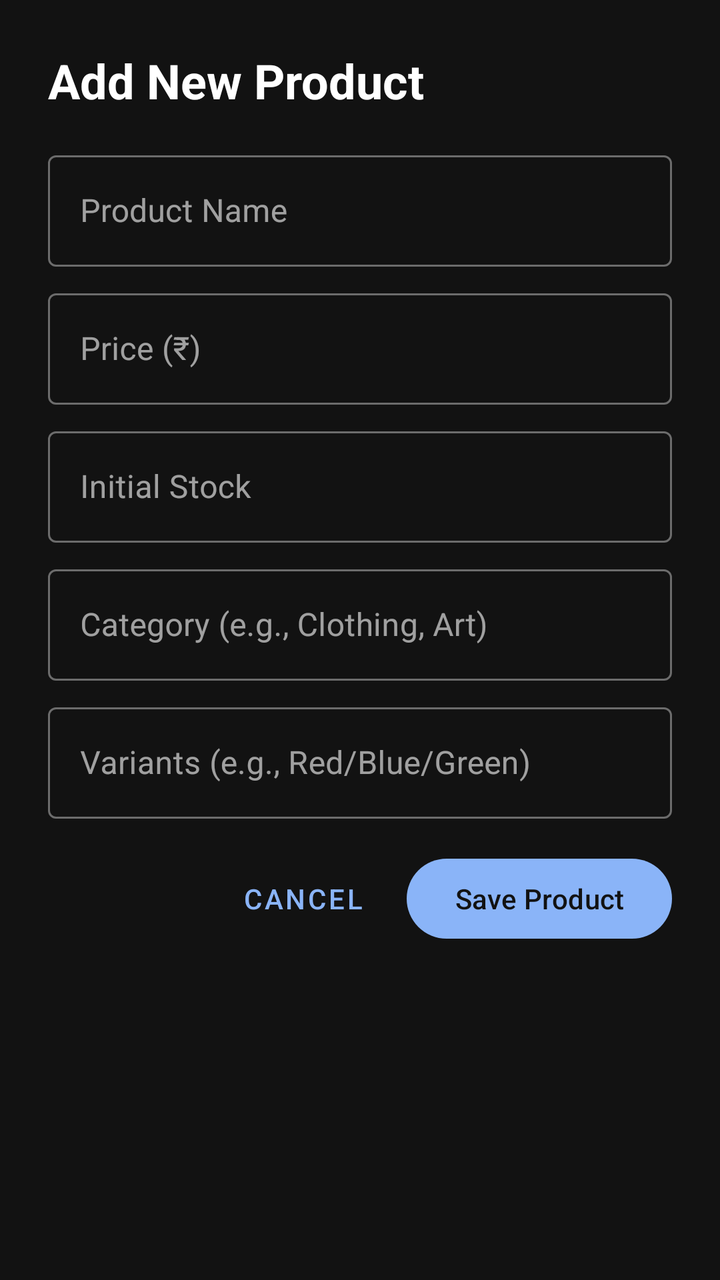
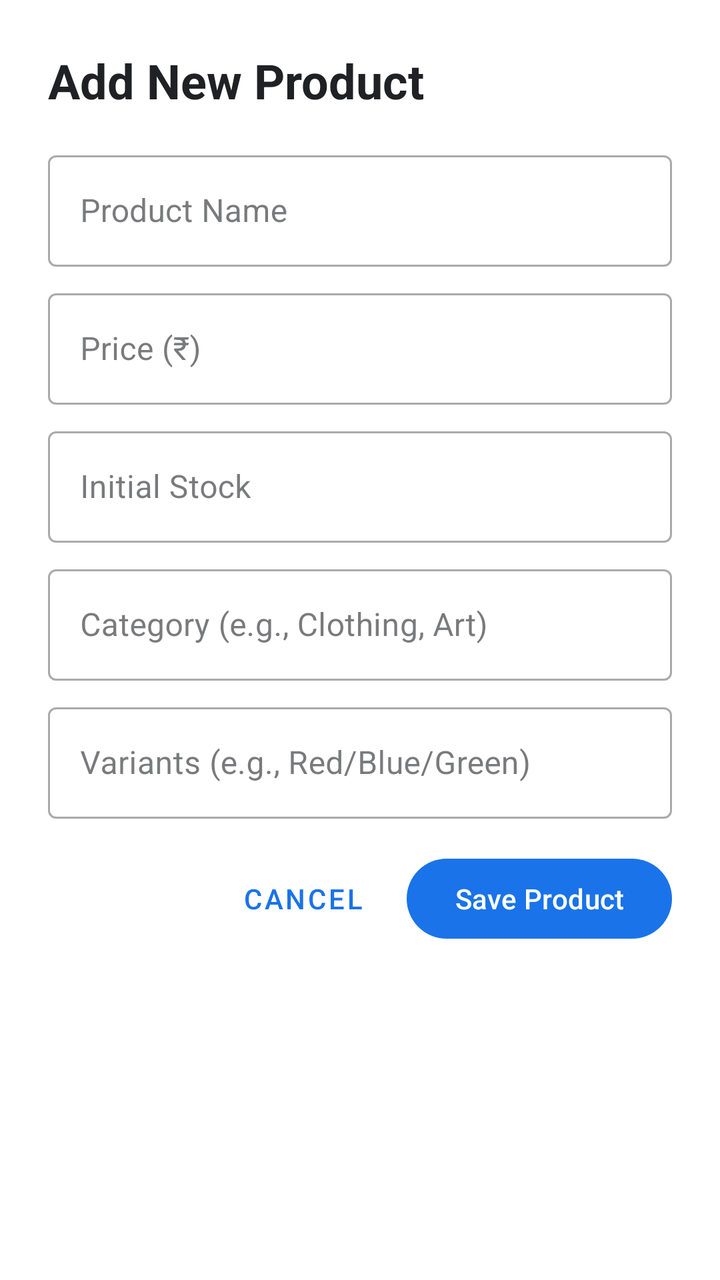

Compare the two renders of this Android layout. The source of the first and the diff that turns it into the second are given below.
<!-- AndroidManifest.xml: application theme Theme.HastaKalaShop -->
<!-- res/layout/dialog_add_product.xml -->
<?xml version="1.0" encoding="utf-8"?>
<ScrollView xmlns:android="http://schemas.android.com/apk/res/android"
    xmlns:app="http://schemas.android.com/apk/res-auto"
    android:layout_width="match_parent"
    android:layout_height="wrap_content">

    <LinearLayout
        android:layout_width="match_parent"
        android:layout_height="wrap_content"
        android:orientation="vertical"
        android:padding="24dp">

        <TextView
            android:layout_width="wrap_content"
            android:layout_height="wrap_content"
            android:text="@string/add_new_product"
            android:textAppearance="?attr/textAppearanceHeadlineSmall"
            android:textColor="@color/text_primary"
            android:textStyle="bold"
            android:layout_marginBottom="16dp" />

        <com.google.android.material.textfield.TextInputLayout
            android:layout_width="match_parent"
            android:layout_height="wrap_content"
            android:hint="@string/product_name"
            android:layout_marginBottom="8dp"
            style="@style/Widget.MaterialComponents.TextInputLayout.OutlinedBox">

            <com.google.android.material.textfield.TextInputEditText
                android:id="@+id/etProductName"
                android:layout_width="match_parent"
                android:layout_height="wrap_content"
                android:inputType="textCapWords" />
        </com.google.android.material.textfield.TextInputLayout>

        <com.google.android.material.textfield.TextInputLayout
            android:layout_width="match_parent"
            android:layout_height="wrap_content"
            android:hint="@string/product_price"
            android:layout_marginBottom="8dp"
            style="@style/Widget.MaterialComponents.TextInputLayout.OutlinedBox">

            <com.google.android.material.textfield.TextInputEditText
                android:id="@+id/etProductPrice"
                android:layout_width="match_parent"
                android:layout_height="wrap_content"
                android:inputType="numberDecimal" />
        </com.google.android.material.textfield.TextInputLayout>

        <com.google.android.material.textfield.TextInputLayout
            android:layout_width="match_parent"
            android:layout_height="wrap_content"
            android:hint="@string/initial_stock"
            android:layout_marginBottom="8dp"
            style="@style/Widget.MaterialComponents.TextInputLayout.OutlinedBox">

            <com.google.android.material.textfield.TextInputEditText
                android:id="@+id/etProductStock"
                android:layout_width="match_parent"
                android:layout_height="wrap_content"
                android:inputType="number" />
        </com.google.android.material.textfield.TextInputLayout>

        <com.google.android.material.textfield.TextInputLayout
            android:layout_width="match_parent"
            android:layout_height="wrap_content"
            android:hint="@string/product_category"
            android:layout_marginBottom="8dp"
            style="@style/Widget.MaterialComponents.TextInputLayout.OutlinedBox">

            <com.google.android.material.textfield.TextInputEditText
                android:id="@+id/etProductCategory"
                android:layout_width="match_parent"
                android:layout_height="wrap_content"
                android:inputType="textCapWords" />
        </com.google.android.material.textfield.TextInputLayout>

        <com.google.android.material.textfield.TextInputLayout
            android:layout_width="match_parent"
            android:layout_height="wrap_content"
            android:hint="@string/product_variants"
            android:layout_marginBottom="16dp"
            style="@style/Widget.MaterialComponents.TextInputLayout.OutlinedBox">

            <com.google.android.material.textfield.TextInputEditText
                android:id="@+id/etProductVariants"
                android:layout_width="match_parent"
                android:layout_height="wrap_content"
                android:inputType="text" />
        </com.google.android.material.textfield.TextInputLayout>

        <LinearLayout
            android:layout_width="match_parent"
            android:layout_height="wrap_content"
            android:orientation="horizontal"
            android:gravity="end">

            <com.google.android.material.button.MaterialButton
                android:id="@+id/btnCancel"
                style="@style/Widget.MaterialComponents.Button.TextButton"
                android:layout_width="wrap_content"
                android:layout_height="wrap_content"
                android:text="@string/cancel"
                android:layout_marginEnd="8dp" />

            <com.google.android.material.button.MaterialButton
                android:id="@+id/btnSave"
                android:layout_width="wrap_content"
                android:layout_height="wrap_content"
                android:text="@string/save_product" />
        </LinearLayout>
    </LinearLayout>
</ScrollView>
<!-- resources referenced by this layout -->
<resources>
  <color name="text_primary">#FFFFFF</color>
  <string name="add_new_product">Add New Product</string>
  <string name="cancel">Cancel</string>
  <string name="initial_stock">Initial Stock</string>
  <string name="product_category">Category (e.g., Clothing, Art)</string>
  <string name="product_name">Product Name</string>
  <string name="product_price">Price (₹)</string>
  <string name="product_variants">Variants (e.g., Red/Blue/Green)</string>
  <string name="save_product">Save Product</string>
  <style name="Theme.HastaKalaShop" parent="Theme.Material3.DayNight.NoActionBar">
          <item name="colorPrimary">@color/primary</item>
          <item name="colorOnPrimary">@color/onPrimary</item>
          <item name="colorPrimaryContainer">@color/primaryContainer</item>
          <item name="colorOnPrimaryContainer">@color/onPrimaryContainer</item>
          <item name="colorSecondary">@color/secondary</item>
          <item name="colorOnSecondary">@color/onSecondary</item>
          <item name="android:colorBackground">@color/background</item>
          <item name="colorSurface">@color/surface</item>
          <item name="colorOnSurface">@color/onSurface</item>
          <item name="colorSurfaceVariant">@color/surfaceVariant</item>
          <item name="colorOnSurfaceVariant">@color/onSurfaceVariant</item>
          <item name="colorOutline">@color/outline</item>
          <item name="colorSecondaryContainer">@color/primary</item>
          <item name="colorOnSecondaryContainer">@color/onPrimary</item>
  
          <item name="android:navigationBarColor">@color/bg_dark</item>
          <item name="android:statusBarColor">@color/bg_dark</item>
          
          <item name="android:windowBackground">@color/background</item>
  
          <item name="textAppearanceHeadlineMedium">@style/TextAppearance.HastaKala.HeadlineMedium</item>
          <item name="textAppearanceTitleLarge">@style/TextAppearance.HastaKala.TitleLarge</item>
      </style>
  <color name="primary">@color/accent_simple</color>
  <color name="onPrimary">#121212</color>
  <color name="primaryContainer">#2C2C2C</color>
  <color name="onPrimaryContainer">#8AB4F8</color>
  <color name="secondary">#E8EAED</color>
  <color name="onSecondary">#121212</color>
  <color name="background">@color/bg_dark</color>
  <color name="surface">@color/surface_dark</color>
  <color name="onSurface">@color/text_primary</color>
  <color name="surfaceVariant">@color/surface_variant</color>
  <color name="onSurfaceVariant">@color/text_secondary</color>
  <color name="outline">@color/divider_color</color>
  <color name="bg_dark">#121212</color>
  <style name="TextAppearance.HastaKala.HeadlineMedium" parent="TextAppearance.Material3.HeadlineMedium">
          <item name="android:fontFamily">sans-serif-medium</item>
          <item name="android:textStyle">normal</item>
          <item name="android:textColor">@color/onSurface</item>
      </style>
  <style name="TextAppearance.HastaKala.TitleLarge" parent="TextAppearance.Material3.TitleLarge">
          <item name="android:fontFamily">sans-serif-medium</item>
          <item name="android:textStyle">normal</item>
          <item name="android:textColor">@color/onSurface</item>
      </style>
  <color name="accent_simple">#8AB4F8</color>
  <color name="surface_dark">#1E1E1E</color>
  <color name="surface_variant">#2C2C2C</color>
  <color name="text_secondary">#B3B3B3</color>
  <color name="divider_color">#333333</color>
</resources>

<!-- the commit's change to res/layout/dialog_add_product.xml (unified diff, before → after) -->
@@ -2,7 +2,8 @@
 <ScrollView xmlns:android="http://schemas.android.com/apk/res/android"
     xmlns:app="http://schemas.android.com/apk/res-auto"
     android:layout_width="match_parent"
-    android:layout_height="wrap_content">
+    android:layout_height="wrap_content"
+    android:background="@color/surface">
 
     <LinearLayout
         android:layout_width="match_parent"
<!-- resource entries referenced after the edit -->
@@ -1,6 +1,6 @@
 <!-- resources referenced by this layout -->
 <resources>
-  <color name="text_primary">#FFFFFF</color>
+  <color name="text_primary">#202124</color>
   <string name="add_new_product">Add New Product</string>
   <string name="cancel">Cancel</string>
   <string name="initial_stock">Initial Stock</string>
@@ -9,7 +9,7 @@
   <string name="product_price">Price (₹)</string>
   <string name="product_variants">Variants (e.g., Red/Blue/Green)</string>
   <string name="save_product">Save Product</string>
-  <style name="Theme.HastaKalaShop" parent="Theme.Material3.DayNight.NoActionBar">
+  <style name="Theme.HastaKalaShop" parent="Theme.Material3.Light.NoActionBar">
           <item name="colorPrimary">@color/primary</item>
           <item name="colorOnPrimary">@color/onPrimary</item>
           <item name="colorPrimaryContainer">@color/primaryContainer</item>
@@ -22,30 +22,32 @@
           <item name="colorSurfaceVariant">@color/surfaceVariant</item>
           <item name="colorOnSurfaceVariant">@color/onSurfaceVariant</item>
           <item name="colorOutline">@color/outline</item>
-          <item name="colorSecondaryContainer">@color/primary</item>
-          <item name="colorOnSecondaryContainer">@color/onPrimary</item>
+          <item name="colorSecondaryContainer">@color/primaryContainer</item>
+          <item name="colorOnSecondaryContainer">@color/onPrimaryContainer</item>
   
-          <item name="android:navigationBarColor">@color/bg_dark</item>
-          <item name="android:statusBarColor">@color/bg_dark</item>
+          <item name="android:navigationBarColor">@color/background</item>
+          <item name="android:statusBarColor">@color/background</item>
+          <item name="android:windowLightStatusBar">true</item>
+          <item name="android:windowLightNavigationBar">true</item>
           
           <item name="android:windowBackground">@color/background</item>
   
           <item name="textAppearanceHeadlineMedium">@style/TextAppearance.HastaKala.HeadlineMedium</item>
           <item name="textAppearanceTitleLarge">@style/TextAppearance.HastaKala.TitleLarge</item>
       </style>
+  <color name="surface_light">#FFFFFF</color>
   <color name="primary">@color/accent_simple</color>
-  <color name="onPrimary">#121212</color>
-  <color name="primaryContainer">#2C2C2C</color>
-  <color name="onPrimaryContainer">#8AB4F8</color>
-  <color name="secondary">#E8EAED</color>
-  <color name="onSecondary">#121212</color>
-  <color name="background">@color/bg_dark</color>
-  <color name="surface">@color/surface_dark</color>
+  <color name="onPrimary">#FFFFFF</color>
+  <color name="primaryContainer">#D2E3FC</color>
+  <color name="onPrimaryContainer">#174EA6</color>
+  <color name="secondary">#5F6368</color>
+  <color name="onSecondary">#FFFFFF</color>
+  <color name="background">@color/bg_light</color>
+  <color name="surface">@color/surface_light</color>
   <color name="onSurface">@color/text_primary</color>
-  <color name="surfaceVariant">@color/surface_variant</color>
+  <color name="surfaceVariant">@color/surface_variant_light</color>
   <color name="onSurfaceVariant">@color/text_secondary</color>
   <color name="outline">@color/divider_color</color>
-  <color name="bg_dark">#121212</color>
   <style name="TextAppearance.HastaKala.HeadlineMedium" parent="TextAppearance.Material3.HeadlineMedium">
           <item name="android:fontFamily">sans-serif-medium</item>
           <item name="android:textStyle">normal</item>
@@ -56,10 +58,10 @@
           <item name="android:textStyle">normal</item>
           <item name="android:textColor">@color/onSurface</item>
       </style>
-  <color name="accent_simple">#8AB4F8</color>
-  <color name="surface_dark">#1E1E1E</color>
-  <color name="surface_variant">#2C2C2C</color>
-  <color name="text_secondary">#B3B3B3</color>
-  <color name="divider_color">#333333</color>
+  <color name="accent_simple">#1A73E8</color>
+  <color name="bg_light">#F8F9FA</color>
+  <color name="surface_variant_light">#F1F3F4</color>
+  <color name="text_secondary">#5F6368</color>
+  <color name="divider_color">#DADCE0</color>
 </resources>
 
